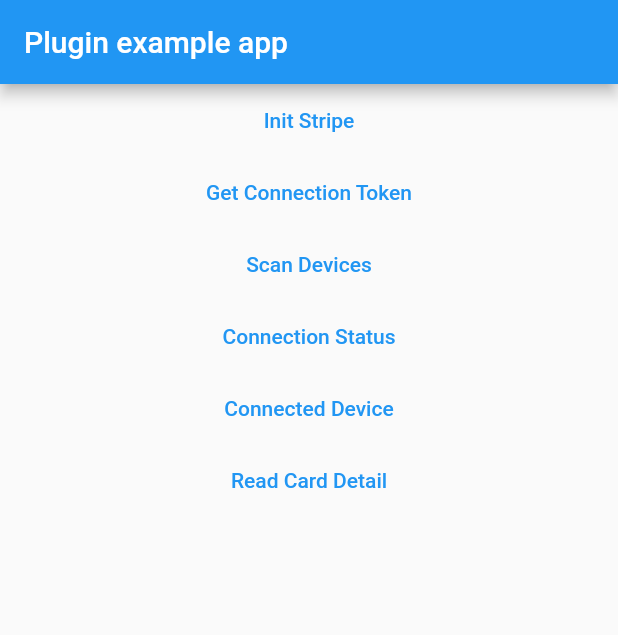
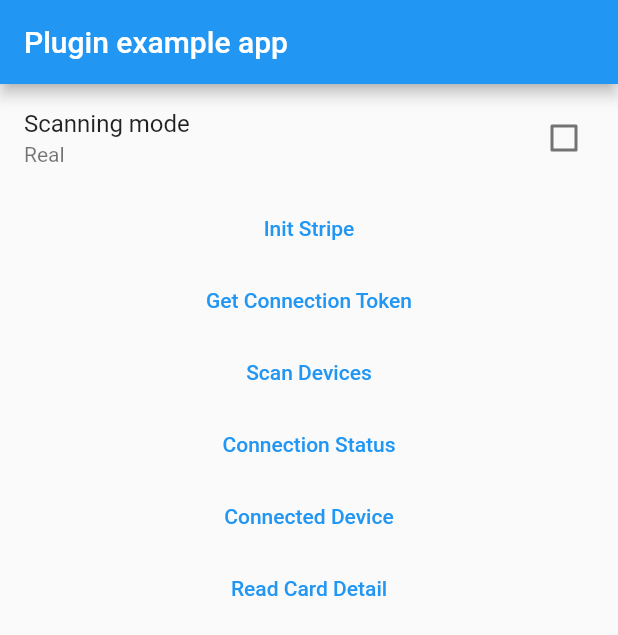
Before and after one commit to awazgyawali/flutter_stripe_terminal, a Flutter app: the screen it shows after launch, on a phone screen of 412 x 824 dp. Shown: the top 635 px of the screen. Run offline on Flutter 3.47's test engine with Material 2 defaults, Android fonts, the phone set to English and light mode, and no system bars; our stand-ins replace dio.

Commit message:
Added simlated

```diff
--- a/example/lib/main.dart
+++ b/example/lib/main.dart
@@ -21,7 +21,7 @@ class MyApp extends StatefulWidget {
 class _MyAppState extends State<MyApp> {
   final Dio _dio = Dio(
     BaseOptions(
-      baseUrl: "http://localhost:8080/",
+      baseUrl: "http://34.209.150.202:8080/",
     ),
   );
 
@@ -44,12 +44,14 @@ class _MyAppState extends State<MyApp> {
     stripeTerminal = StripeTerminal(
       fetchToken: getConnectionString,
     );
-    stripeTerminal.discoverReaders(simulated: true).listen((readers) {
+    stripeTerminal.discoverReaders(simulated: simulated).listen((readers) {
       setState(() {
         this.readers = readers;
       });
     });
   }
+
+  bool simulated = false;
 
   List<StripeReader>? readers;
   @override
@@ -61,6 +63,16 @@ class _MyAppState extends State<MyApp> {
       body: Center(
         child: Column(
           children: [
+            CheckboxListTile(
+              value: simulated,
+              onChanged: (v) {
+                setState(() {
+                  simulated = v ?? false;
+                });
+              },
+              title: const Text("Scanning mode"),
+              subtitle: Text(simulated ? "Simulator" : "Real"),
+            ),
             TextButton(
               child: const Text("Init Stripe"),
               onPressed: () async {
```
